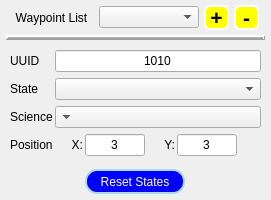
The window that src/tools/waypointtool.ui (mjroman/roverSim) describes before a commit, drawn with Qt 5.
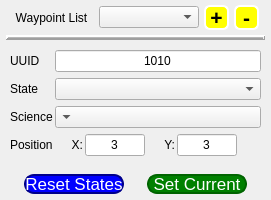
The same window after the commit.

Commit message: Waypoint tool and auto code objects are now connected. The user can set the current waypoint to drive to. Also, a single path can be computed as well as all paths in the list of the path tool.

```diff
--- a/src/tools/waypointtool.ui
+++ b/src/tools/waypointtool.ui
@@ -380,20 +380,25 @@
        <property name="minimumSize">
         <size>
          <width>100</width>
-         <height>25</height>
+         <height>20</height>
         </size>
        </property>
        <property name="maximumSize">
         <size>
          <width>100</width>
-         <height>25</height>
+         <height>20</height>
         </size>
        </property>
+       <property name="font">
+        <font>
+         <pointsize>13</pointsize>
+        </font>
+       </property>
        <property name="styleSheet">
         <string notr="true">QPushButton{
 background:blue;
-border: 2px solid lightblue;
-border-radius:12px;
+border: 2px solid darkblue;
+border-radius:10px;
 color:white;}
 
 QPushButton:pressed{
@@ -407,6 +412,48 @@
        </property>
       </widget>
      </item>
+     <item>
+      <widget class="QPushButton" name="buttonSetCurrent">
+       <property name="sizePolicy">
+        <sizepolicy hsizetype="Fixed" vsizetype="Fixed">
+         <horstretch>0</horstretch>
+         <verstretch>0</verstretch>
+        </sizepolicy>
+       </property>
+       <property name="minimumSize">
+        <size>
+         <width>100</width>
+         <height>20</height>
+        </size>
+       </property>
+       <property name="maximumSize">
+        <size>
+         <width>100</width>
+         <height>20</height>
+        </size>
+       </property>
+       <property name="font">
+        <font>
+         <pointsize>13</pointsize>
+        </font>
+       </property>
+       <property name="styleSheet">
+        <string notr="true">QPushButton{
+background:green;
+border: 2px solid darkgreen;
+border-radius:10px;
+color:white;}
+
+QPushButton:pressed{
+background:white;
+border-color: yellow;
+}</string>
+       </property>
+       <property name="text">
+        <string>Set Current</string>
+       </property>
+      </widget>
+     </item>
     </layout>
    </item>
   </layout>
```
The commit also changes 10 other files.
